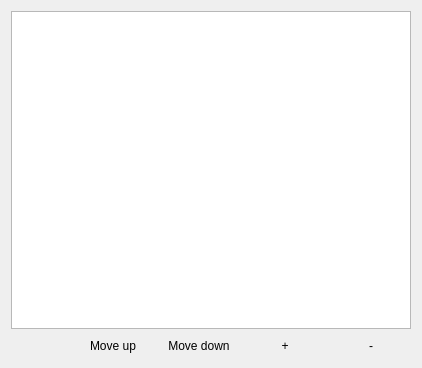
This is src/meshlab/ui/layerDialog.ui in cnr-isti-vclab/meshlab as Qt 5 draws it before an edit. The edited form follows.
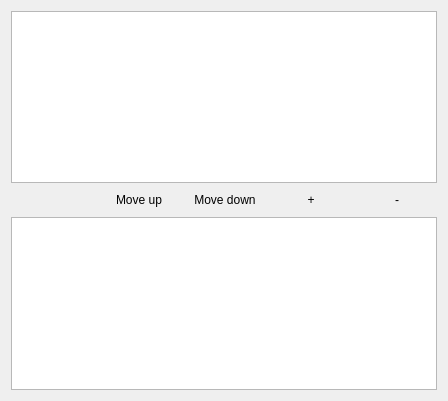
This is the edited form.

Commit message: Changed the Logging system. Now log can be selected and edited in the log panel in the layer window

```diff
--- a/src/meshlab/ui/layerDialog.ui
+++ b/src/meshlab/ui/layerDialog.ui
@@ -5,8 +5,8 @@
    <rect>
     <x>0</x>
     <y>0</y>
-    <width>422</width>
-    <height>368</height>
+    <width>448</width>
+    <height>401</height>
    </rect>
   </property>
   <property name="windowTitle" >
@@ -86,6 +86,9 @@
      </item>
     </layout>
    </item>
+   <item>
+    <widget class="QPlainTextEdit" name="logPlainTextEdit" />
+   </item>
   </layout>
  </widget>
  <resources/>
```
Left out of the diff: 2 changed lines with no effect on the pictures.
